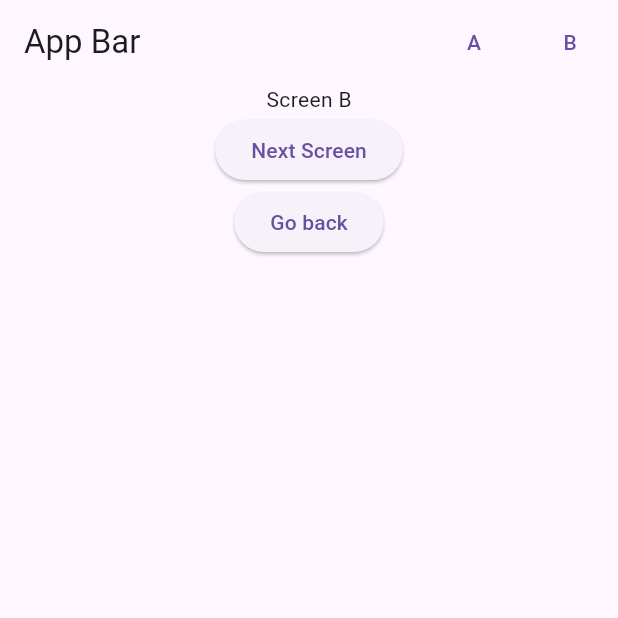
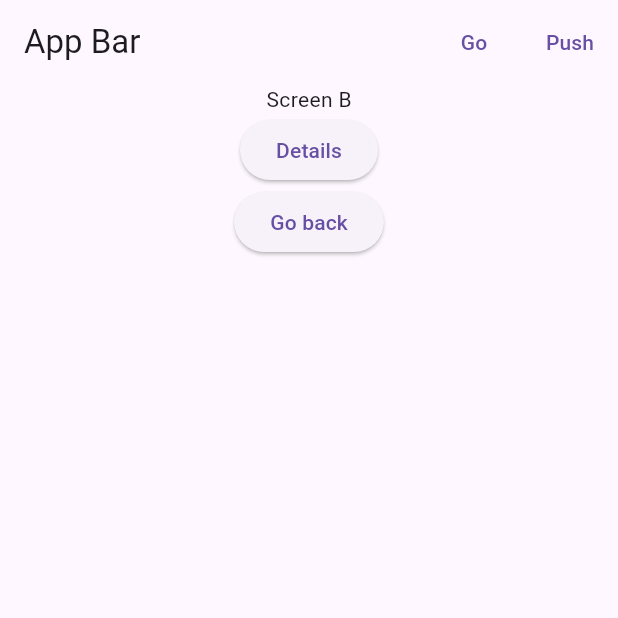
Before and after one commit to milan-zezelj-greenstate/go_router_poc, a Flutter app: the BScreen screen opened by its route, on a phone screen of 412 x 824 dp, the top half of it. Run offline on Flutter 3.47's test engine with Material 3 defaults, Android fonts, the phone set to English and light mode, and no system bars; our stand-ins replace go_router.

```diff
--- a/lib/main.dart
+++ b/lib/main.dart
@@ -4,6 +4,7 @@ import 'package:go_router_poc/presentation/screens/a_screen.dart';
 import 'package:go_router_poc/presentation/screens/b_screen.dart';
 import 'package:go_router_poc/presentation/screens/details_screen.dart';
 import 'package:go_router_poc/presentation/screens/home_screen.dart';
+import 'package:go_router_poc/presentation/screens/sign_in_screen.dart';
 
 void main() {
   runApp(const MainApp());
@@ -17,10 +18,30 @@ final GlobalKey<NavigatorState> _rootNavigatorKey = GlobalKey<NavigatorState>();
 final GlobalKey<NavigatorState> _shellNavigatorKey =
     GlobalKey<NavigatorState>();
 
+final isSignedIn = true;
+
 final GoRouter _router = GoRouter(
   navigatorKey: _rootNavigatorKey,
-  initialLocation: '/a/details/b',
+  initialLocation: '/a',
+  redirect: (context, state) {
+    if (!isSignedIn) {
+      return "/login";
+    } else {
+      return null;
+    }
+  },
   routes: [
+    ShellRoute(
+      builder: (context, state, child) {
+        return Scaffold(body: child);
+      },
+      routes: [
+        GoRoute(
+          path: "/login",
+          builder: (context, state) => SignInScreen(label: "Sign in"),
+        ),
+      ],
+    ),
     ShellRoute(
       navigatorKey: _shellNavigatorKey,
       builder: (context, state, child) {
@@ -30,15 +51,16 @@ final GoRouter _router = GoRouter(
               actions: [
                 TextButton(
                     onPressed: () {
+                      context.go('/a/details/b');
+
                       // context.push('/a/details/b');
-                      context.go('/a/details/b');
                     },
-                    child: const Text("A")),
+                    child: const Text("Go")),
                 TextButton(
                     onPressed: () {
-                      context.go('/b');
+                      context.push('/a/details/b');
                     },
-                    child: const Text("B"))
+                    child: const Text("Push"))
               ],
             ),
             body: child);
--- a/lib/presentation/screens/b_screen.dart
+++ b/lib/presentation/screens/b_screen.dart
@@ -18,14 +18,14 @@ class _BScreenState extends State<BScreen> {
             Text('Screen B'),
             ElevatedButton(
               onPressed: () {
-                context.push('/b');
                 context.push('/b/details');
               },
-              child: Text("Next Screen"),
+              child: Text("Details"),
             ),
             ElevatedButton(
               onPressed: () {
-                context.pop();
+                // context.pop();
+                Navigator.of(context).pop();
               },
               child: Text("Go back"),
             ),
```
